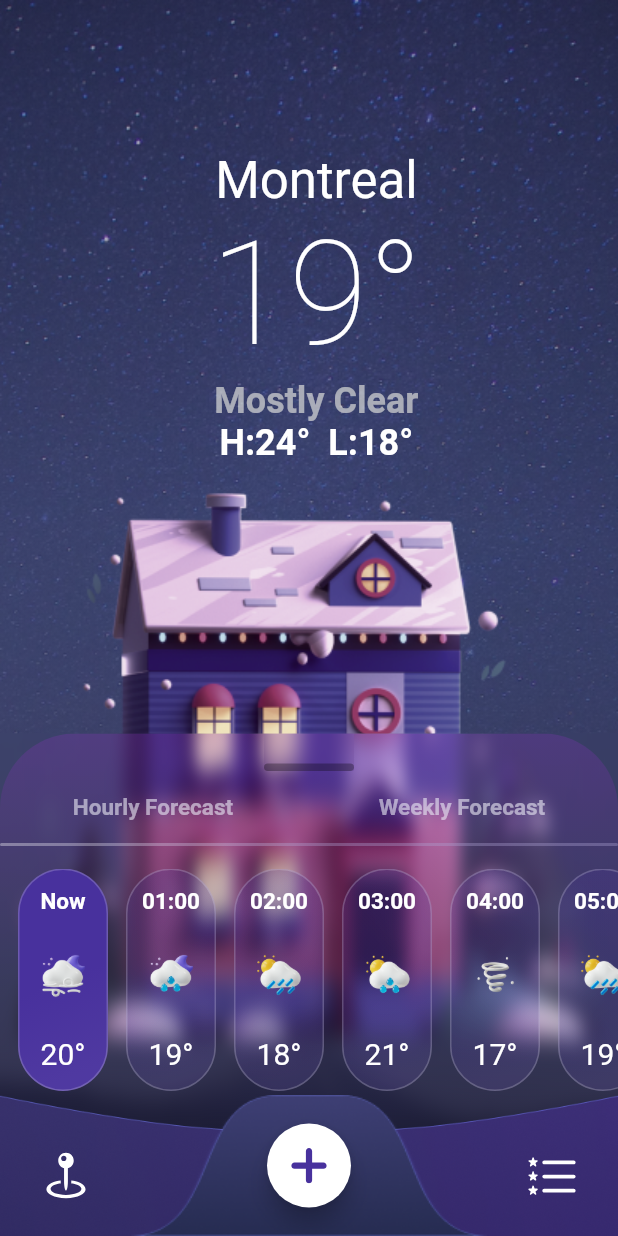
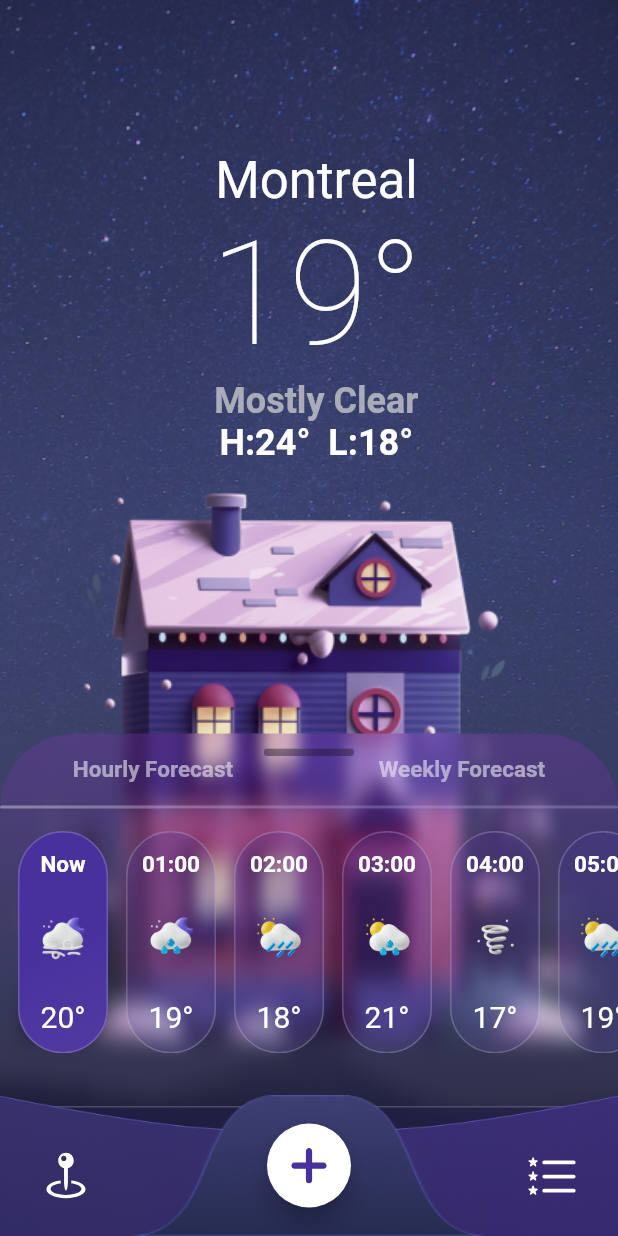
Before and after one commit to codewithbek/weather, a Flutter app: the screen it shows after launch, on a phone screen of 412 x 824 dp. Run offline on Flutter 3.47's test engine with Material 2 defaults, Android fonts, the phone set to English and light mode, and no system bars; drawn by our look-alikes of scroll_to_index; our stand-ins replace flutter_svg.

Commit message:
some bug fixed

```diff
--- a/lib/screens/home/home_screen.dart
+++ b/lib/screens/home/home_screen.dart
@@ -32,15 +32,14 @@ class _HomeScreenState extends State<HomeScreen> {
               left: 0,
               right: 0,
               duration: const Duration(milliseconds: 400),
-              child: BackgroundWidget()),
+              child: const BackgroundWidget()),
           const WeatherView(),
           AnimatedPositioned(
               bottom: 0,
-              duration: Duration(seconds: 1),
+              duration: const Duration(seconds: 1),
               child: BottomInfoWidget(
                   ontap: (detail) {
                     CheckHeigth.isHeight = !CheckHeigth.isHeight;
-                    print(CheckHeigth.isHeight);
                     setState(() {});
                   },
                   height: _height,
--- a/lib/screens/home/widgets/bottom_info.dart
+++ b/lib/screens/home/widgets/bottom_info.dart
@@ -62,8 +62,9 @@ class _BottomInfoWidgetState extends State<BottomInfoWidget> {
             width: MediaQuery.of(context).size.width,
             decoration: BoxDecoration(
               color: MyColors.white.withOpacity(0.6),
-              borderRadius: const BorderRadius.only(
-                  topLeft: Radius.circular(50), topRight: Radius.circular(50)),
+              borderRadius: CheckHeigth.isHeight
+                  ? null
+                  : const BorderRadius.vertical(top: Radius.circular(50)),
               gradient: LinearGradient(
                 colors: [
                   MyColors.C_C427FB.withOpacity(0.26),
@@ -75,26 +76,33 @@ class _BottomInfoWidgetState extends State<BottomInfoWidget> {
                 // stops: [0.4, 0.5, 0.9],
               ),
             ),
-            child: Column(
-              mainAxisAlignment: MainAxisAlignment.center,
-              crossAxisAlignment: CrossAxisAlignment.center,
+            child: Stack(
               children: [
-                ClipRRect(
+                Positioned.fill(
+                  top: 10,
+                  child: Align(
+                    alignment: Alignment.topCenter,
+                    child: ClipRRect(
                       child: BackdropFilter(
                         filter: ImageFilter.blur(sigmaX: 5, sigmaY: 8),
                         child: Container(
                           height: 5,
                           width: 60,
-                      margin: EdgeInsets.only(top: 20),
+                          // margin: EdgeInsets.only(top: 20),
                           decoration: BoxDecoration(
                               color: MyColors.black.withOpacity(0.3),
                               borderRadius: BorderRadius.circular(10)),
                         ),
                       ),
                     ),
-                SizedBox(
-                  height: 960,
-                  child: ListView(
+                  ),
+                ),
+                ListView(
+                  physics: const BouncingScrollPhysics(),
+                  children: [
+                    Column(
+                      mainAxisAlignment: MainAxisAlignment.center,
+                      crossAxisAlignment: CrossAxisAlignment.center,
                       children: [
                         getForecastButton(),
                         const CustomLineWidget(),
@@ -122,11 +130,12 @@ class _BottomInfoWidgetState extends State<BottomInfoWidget> {
                         const SizedBox(
                           height: 20,
                         ),
-                      AirQualityWidget(),
-                      SizedBox(height: 1000, child: GridInfoWidget())
+                        const AirQualityWidget(),
+                        const GridInfoWidget()
                       ],
                     ),
-                )
+                  ],
+                ),
               ],
             ),
           ),
--- a/lib/screens/home/widgets/grid_info.dart
+++ b/lib/screens/home/widgets/grid_info.dart
@@ -9,7 +9,8 @@ class GridInfoWidget extends StatelessWidget {
   @override
   Widget build(BuildContext context) {
     return GridView.count(
-      physics: NeverScrollableScrollPhysics(),
+      shrinkWrap: true,
+      physics: ClampingScrollPhysics(),
       padding: EdgeInsets.only(left: 10, right: 10),
       primary: false,
       crossAxisSpacing: 10,
--- a/lib/widgets/custom_bnb.dart
+++ b/lib/widgets/custom_bnb.dart
@@ -1,6 +1,7 @@
 import 'package:flutter/material.dart';
 import 'package:flutter_svg/flutter_svg.dart';
 import 'package:weather/screens/search/search_screen.dart';
+import 'package:weather/screens/search/widgets/check_height.dart';
 import 'package:weather/utils/colors.dart';
 import 'package:weather/utils/icons.dart';
 
@@ -14,8 +15,9 @@ class CustomBottomNavBar extends StatelessWidget {
 
   @override
   Widget build(BuildContext context) {
-    return Positioned(
-        bottom: 0,
+    return AnimatedPositioned(
+        duration: Duration(milliseconds: 400),
+        bottom: CheckHeigth.isHeight == false ? 0 : -100,
         left: 0,
         child: SizedBox(
           width: size.width,
```
Lines whose indentation alone changed are shown as unchanged.
